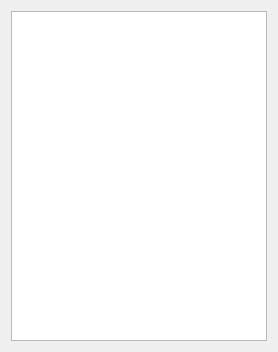
zinnschlag/openmw, file apps/opencs/view/filter/filtertree.ui: the form before one commit.
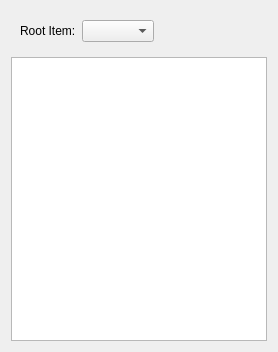
The form after the commit.

Commit message: Add filter file combo to filter tree

Patch:
```diff
--- a/apps/opencs/view/filter/filtertree.ui
+++ b/apps/opencs/view/filter/filtertree.ui
@@ -20,6 +20,35 @@
    <string>Filter Tree</string>
   </property>
   <layout class="QVBoxLayout" name="verticalLayout">
+   <item>
+    <widget class="QFrame" name="frame">
+     <layout class="QHBoxLayout" name="horizontalLayout_2">
+      <item>
+       <widget class="QLabel" name="label">
+        <property name="text">
+         <string>Root Item:</string>
+        </property>
+       </widget>
+      </item>
+      <item>
+       <widget class="QComboBox" name="comboBox"/>
+      </item>
+      <item>
+       <spacer name="horizontalSpacer">
+        <property name="orientation">
+         <enum>Qt::Horizontal</enum>
+        </property>
+        <property name="sizeHint" stdset="0">
+         <size>
+          <width>40</width>
+          <height>20</height>
+         </size>
+        </property>
+       </spacer>
+      </item>
+     </layout>
+    </widget>
+   </item>
    <item>
     <widget class="QTreeView" name="treeViewFilter">
      <property name="sizePolicy">
```
The commit also changes 4 other files.
